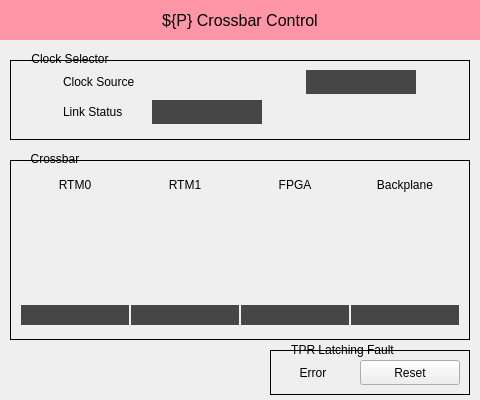
The window that mps_crossbar.ui (ad-build-test/pydm-mps) describes before a commit, drawn with Qt 5.
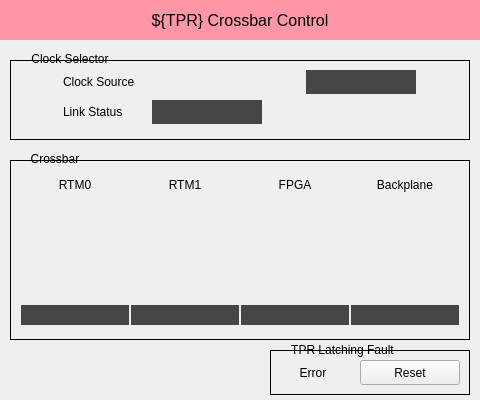
The same window after the commit. Custom widgets are drawn as their Qt base class.

Patch:
```diff
--- a/mps_crossbar.ui
+++ b/mps_crossbar.ui
@@ -61,7 +61,7 @@
      <string notr="true">background-color: rgb(255, 150, 168);</string>
     </property>
     <property name="text">
-     <string>${P} Crossbar Control</string>
+     <string>${TPR} Crossbar Control</string>
     </property>
     <property name="alignment">
      <set>Qt::AlignCenter</set>
```
